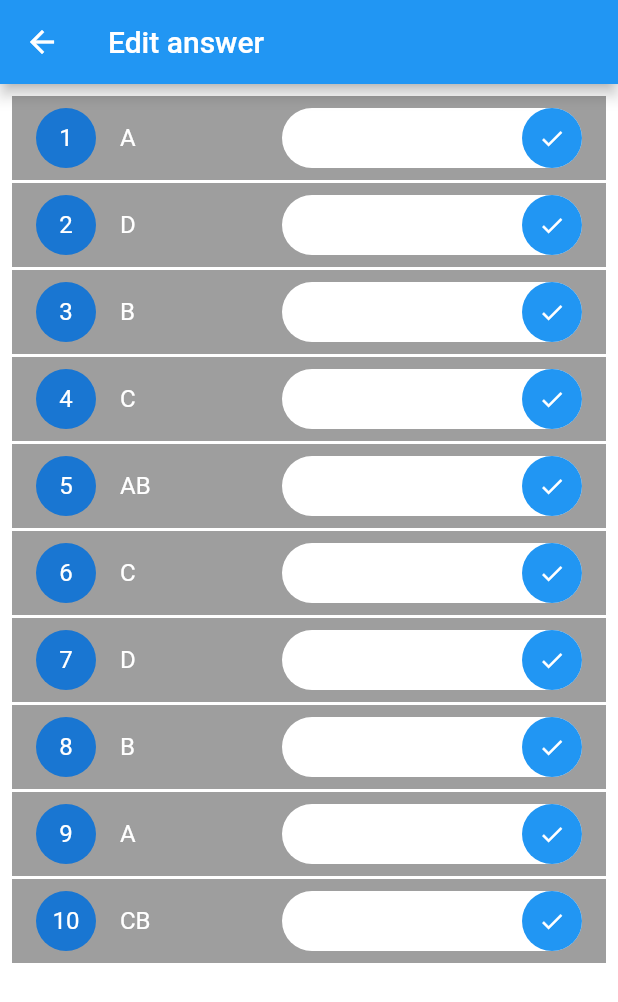
After one commit to koiralapankaj7/flutter_mcq_checker, a Flutter app: the EditAnswerScreen screen opened directly, after a tap on the "edit" icon, on a phone screen of 412 x 824 dp. The commit adds this screen. Shown: the top 1002 px of the screen. Run offline on Flutter 3.47's test engine with Material 2 defaults, Android fonts, the phone set to English and light mode, and no system bars; our stand-ins replace flutter_screenutil, flutter_svg, image_picker, rxdart, sqflite; missing offline and left inert: firebase_ml_vision; accounts and stored records are empty.

Commit message:
edit answers

```diff
--- /dev/null
+++ b/lib/src/screens/edit_answer_screen.dart
@@ -0,0 +1,117 @@
+import 'package:flutter/material.dart';
+
+class EditAnswerScreen extends StatefulWidget {
+  @override
+  _EditAnswerScreenState createState() => _EditAnswerScreenState();
+}
+
+class _EditAnswerScreenState extends State<EditAnswerScreen>
+    with TickerProviderStateMixin {
+  final answers = ['A', 'D', 'B', 'C', 'AB', 'C', 'D', 'B', 'A', 'CB'];
+
+  AnimationController controller;
+  Animation animation;
+
+  @override
+  void initState() {
+    super.initState();
+    initAnimation();
+  }
+
+  initAnimation() {
+    controller = AnimationController(
+      vsync: this,
+      duration: Duration(milliseconds: 500),
+    );
+
+    animation = Tween(begin: 40.0, end: 200.0).animate(
+      CurvedAnimation(
+        curve: Curves.easeIn,
+        parent: controller,
+      ),
+    );
+  }
+
+  @override
+  Widget build(BuildContext context) {
+    return Scaffold(
+      backgroundColor: Colors.white,
+      appBar: AppBar(
+        title: Text('Edit answer'),
+      ),
+      body: ListView.builder(
+        itemCount: answers.length,
+        padding: EdgeInsets.all(8.0),
+        itemBuilder: (BuildContext context, int index) {
+          return Container(
+            color: Colors.grey,
+            margin: EdgeInsets.only(bottom: 2.0),
+            child: ListTile(
+              leading: CircleAvatar(
+                child: Text('${index + 1}'),
+              ),
+              title: Text(
+                '${answers[index]}',
+                style: TextStyle(color: Colors.white),
+              ),
+              trailing: revealTextEditor(index),
+            ),
+          );
+        },
+      ),
+    );
+  }
+
+  Widget revealTextEditor(int index) {
+    return AnimatedBuilder(
+      animation: animation,
+      builder: (BuildContext context, Widget child) {
+        return Container(
+          height: 40.0,
+          width: animation.value,
+          decoration: BoxDecoration(
+            color: Colors.white,
+            borderRadius: BorderRadius.circular(20.0),
+          ),
+          child: Row(
+            mainAxisAlignment: MainAxisAlignment.end,
+            children: <Widget>[
+              Expanded(
+                child: TextField(
+                  decoration: InputDecoration(
+                    border: InputBorder.none,
+                  ),
+                  textAlign: TextAlign.center,
+                ),
+              ),
+              Container(
+                height: 40.0,
+                width: 40.0,
+                decoration: BoxDecoration(
+                  color: Colors.blue,
+                  borderRadius: BorderRadius.circular(20.0),
+                ),
+                child: IconButton(
+                  onPressed: editIconPressed,
+                  icon: Icon(
+                    animation.value > 50.0 ? Icons.done : Icons.edit,
+                    size: 18.0,
+                    color: Colors.white,
+                  ),
+                ),
+              ),
+            ],
+          ),
+        );
+      },
+    );
+  }
+
+  editIconPressed() {
+    if (controller.status == AnimationStatus.completed) {
+      controller.reverse();
+    } else {
+      controller.forward();
+    }
+  }
+}
```
Also changed, not shown: lib/src/routes/routes.dart (+13 -1 lines), lib/src/screens/result_screen.dart (+38 -5 lines).
